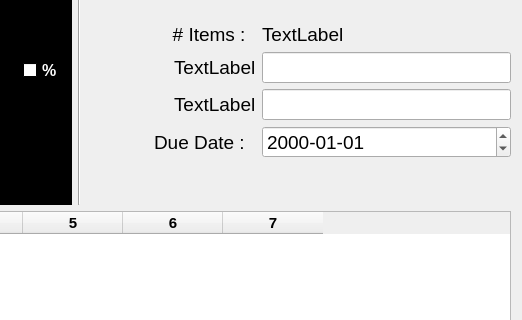
Old version of the form estorecpp/multiplepayment.ui in the repository Watti/estorecpp; both pictures show x 389 to 911 and y 90 to 410 of the 911 by 579 pixel window.
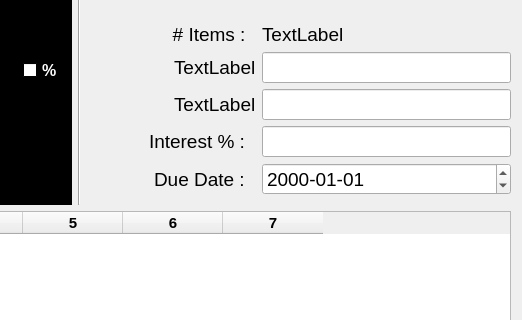
New version of the form. Icons and pictures are not drawn.

Commit message: interest added to payment widgets multiple payment ui improved

```diff
--- a/estorecpp/multiplepayment.ui
+++ b/estorecpp/multiplepayment.ui
@@ -1381,7 +1381,7 @@
            </property>
           </widget>
          </item>
-         <item row="3" column="0">
+         <item row="4" column="0">
           <widget class="QLabel" name="dateLbl">
            <property name="sizePolicy">
             <sizepolicy hsizetype="Expanding" vsizetype="Preferred">
@@ -1399,7 +1399,7 @@
            </property>
           </widget>
          </item>
-         <item row="3" column="1">
+         <item row="4" column="1">
           <widget class="QDateEdit" name="dateEdit">
            <property name="sizePolicy">
             <sizepolicy hsizetype="MinimumExpanding" vsizetype="Fixed">
@@ -1417,6 +1417,27 @@
            </property>
           </widget>
          </item>
+         <item row="3" column="0">
+          <widget class="QLabel" name="interestLbl">
+           <property name="font">
+            <font>
+             <pointsize>14</pointsize>
+            </font>
+           </property>
+           <property name="text">
+            <string>Interest % :  </string>
+           </property>
+          </widget>
+         </item>
+         <item row="3" column="1">
+          <widget class="QLineEdit" name="interestTxt">
+           <property name="font">
+            <font>
+             <pointsize>14</pointsize>
+            </font>
+           </property>
+          </widget>
+         </item>
         </layout>
        </item>
       </layout>
```
The commit also changes 3 other files.
